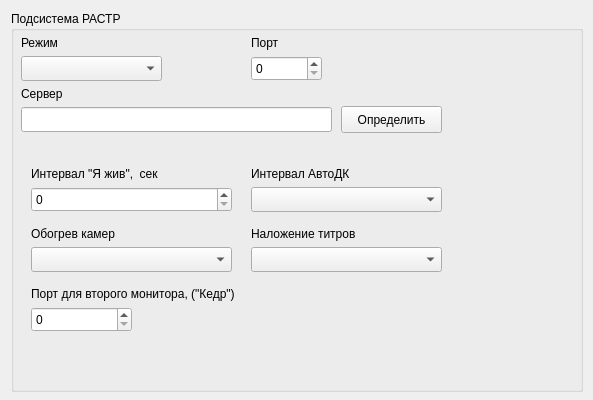
Above: m_cfg/rastr_widget.ui from xXRadioHeadXx/start7 before the change. Below: the same form after it.
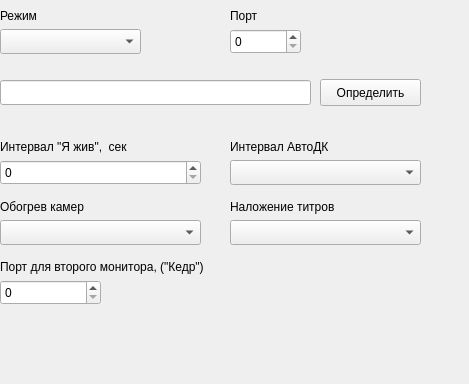
That is the form after the change.

Diff of the .ui file:
```diff
--- a/m_cfg/rastr_widget.ui
+++ b/m_cfg/rastr_widget.ui
@@ -6,30 +6,18 @@
    <rect>
     <x>0</x>
     <y>0</y>
-    <width>593</width>
-    <height>400</height>
+    <width>469</width>
+    <height>384</height>
    </rect>
   </property>
   <property name="windowTitle">
    <string>Form</string>
   </property>
-  <widget class="QGroupBox" name="groupBox">
-   <property name="geometry">
-    <rect>
-     <x>11</x>
-     <y>11</y>
-     <width>572</width>
-     <height>381</height>
-    </rect>
-   </property>
-   <property name="title">
-    <string>Подсистема РАСТР</string>
-   </property>
    <widget class="QLabel" name="label_85">
     <property name="geometry">
      <rect>
-      <x>10</x>
-      <y>19</y>
+     <x>0</x>
+     <y>3</y>
       <width>73</width>
       <height>25</height>
      </rect>
@@ -38,11 +26,44 @@
      <string>Режим</string>
     </property>
    </widget>
+  <widget class="QComboBox" name="AutoDkPeriod">
+   <property name="geometry">
+    <rect>
+     <x>230</x>
+     <y>160</y>
+     <width>191</width>
+     <height>25</height>
+    </rect>
+   </property>
+  </widget>
+  <widget class="QComboBox" name="dtInfoToJpg">
+   <property name="geometry">
+    <rect>
+     <x>230</x>
+     <y>220</y>
+     <width>191</width>
+     <height>25</height>
+    </rect>
+   </property>
+  </widget>
+  <widget class="QPushButton" name="pushButton">
+   <property name="geometry">
+    <rect>
+     <x>320</x>
+     <y>79</y>
+     <width>101</width>
+     <height>27</height>
+    </rect>
+   </property>
+   <property name="text">
+    <string>Определить</string>
+   </property>
+  </widget>
    <widget class="QComboBox" name="Use">
     <property name="geometry">
      <rect>
-      <x>10</x>
-      <y>45</y>
+     <x>0</x>
+     <y>29</y>
       <width>141</width>
       <height>25</height>
      </rect>
@@ -60,24 +81,24 @@
      </size>
     </property>
    </widget>
-   <widget class="QSpinBox" name="Port">
+  <widget class="QLabel" name="label_5">
     <property name="geometry">
      <rect>
-      <x>240</x>
-      <y>45</y>
-      <width>71</width>
+     <x>0</x>
+     <y>134</y>
+     <width>201</width>
       <height>25</height>
      </rect>
     </property>
-    <property name="maximum">
-     <number>9999</number>
+   <property name="text">
+    <string>Интервал &quot;Я жив&quot;,  сек</string>
     </property>
    </widget>
    <widget class="QLabel" name="label_3">
     <property name="geometry">
      <rect>
-      <x>240</x>
-      <y>19</y>
+     <x>230</x>
+     <y>3</y>
       <width>61</width>
       <height>25</height>
      </rect>
@@ -86,70 +107,70 @@
      <string>Порт</string>
     </property>
    </widget>
+  <widget class="QLabel" name="label_6">
+   <property name="geometry">
+    <rect>
+     <x>0</x>
+     <y>254</y>
+     <width>441</width>
+     <height>25</height>
+    </rect>
+   </property>
+   <property name="text">
+    <string>Порт для второго монитора, (&quot;Кедр&quot;)</string>
+   </property>
+  </widget>
    <widget class="QLineEdit" name="Name">
     <property name="geometry">
      <rect>
-      <x>10</x>
-      <y>96</y>
+     <x>0</x>
+     <y>80</y>
       <width>311</width>
       <height>25</height>
      </rect>
     </property>
    </widget>
-   <widget class="QLabel" name="label_4">
+  <widget class="QComboBox" name="ThermostatUse">
     <property name="geometry">
      <rect>
-      <x>10</x>
-      <y>70</y>
-      <width>61</width>
+     <x>0</x>
+     <y>220</y>
+     <width>201</width>
       <height>25</height>
      </rect>
     </property>
-    <property name="text">
-     <string>Сервер</string>
-    </property>
-   </widget>
-   <widget class="QPushButton" name="pushButton">
+  </widget>
+  <widget class="QSpinBox" name="Port2">
     <property name="geometry">
      <rect>
-      <x>330</x>
-      <y>95</y>
+     <x>0</x>
+     <y>280</y>
       <width>101</width>
-      <height>27</height>
-     </rect>
-    </property>
-    <property name="text">
-     <string>Определить</string>
-    </property>
-   </widget>
-   <widget class="QLabel" name="label_5">
+     <height>25</height>
+    </rect>
+   </property>
+   <property name="maximum">
+    <number>9999</number>
+   </property>
+  </widget>
+  <widget class="QLabel" name="label_88">
     <property name="geometry">
      <rect>
-      <x>20</x>
-      <y>150</y>
+     <x>230</x>
+     <y>194</y>
       <width>201</width>
       <height>25</height>
      </rect>
     </property>
     <property name="text">
-     <string>Интервал &quot;Я жив&quot;,  сек</string>
-    </property>
-   </widget>
-   <widget class="QSpinBox" name="KeepAliveInterval">
-    <property name="geometry">
-     <rect>
-      <x>20</x>
-      <y>176</y>
-      <width>201</width>
-      <height>25</height>
-     </rect>
+    <string>Наложение титров</string>
     </property>
    </widget>
    <widget class="QLabel" name="label_86">
     <property name="geometry">
      <rect>
-      <x>240</x>
-      <y>150</y>
+     <x>230</x>
+     <y>134</y>
       <width>201</width>
       <height>25</height>
      </rect>
@@ -158,11 +179,34 @@
      <string>Интервал АвтоДК</string>
     </property>
    </widget>
+  <widget class="QSpinBox" name="KeepAliveInterval">
+   <property name="geometry">
+    <rect>
+     <x>0</x>
+     <y>160</y>
+     <width>201</width>
+     <height>25</height>
+    </rect>
+   </property>
+  </widget>
+  <widget class="QSpinBox" name="Port">
+   <property name="geometry">
+    <rect>
+     <x>230</x>
+     <y>29</y>
+     <width>71</width>
+     <height>25</height>
+    </rect>
+   </property>
+   <property name="maximum">
+    <number>9999</number>
+   </property>
+  </widget>
    <widget class="QLabel" name="label_87">
     <property name="geometry">
      <rect>
-      <x>20</x>
-      <y>210</y>
+     <x>0</x>
+     <y>194</y>
       <width>201</width>
       <height>25</height>
      </rect>
@@ -170,76 +214,6 @@
     <property name="text">
      <string>Обогрев камер</string>
     </property>
-   </widget>
-   <widget class="QLabel" name="label_88">
-    <property name="geometry">
-     <rect>
-      <x>240</x>
-      <y>210</y>
-      <width>201</width>
-      <height>25</height>
-     </rect>
-    </property>
-    <property name="text">
-     <string>Наложение титров</string>
-    </property>
-   </widget>
-   <widget class="QSpinBox" name="Port2">
-    <property name="geometry">
-     <rect>
-      <x>20</x>
-      <y>296</y>
-      <width>101</width>
-      <height>25</height>
-     </rect>
-    </property>
-    <property name="maximum">
-     <number>9999</number>
-    </property>
-   </widget>
-   <widget class="QLabel" name="label_6">
-    <property name="geometry">
-     <rect>
-      <x>20</x>
-      <y>270</y>
-      <width>441</width>
-      <height>25</height>
-     </rect>
-    </property>
-    <property name="text">
-     <string>Порт для второго монитора, (&quot;Кедр&quot;)</string>
-    </property>
-   </widget>
-   <widget class="QComboBox" name="AutoDkPeriod">
-    <property name="geometry">
-     <rect>
-      <x>240</x>
-      <y>176</y>
-      <width>191</width>
-      <height>25</height>
-     </rect>
-    </property>
-   </widget>
-   <widget class="QComboBox" name="dtInfoToJpg">
-    <property name="geometry">
-     <rect>
-      <x>240</x>
-      <y>236</y>
-      <width>191</width>
-      <height>25</height>
-     </rect>
-    </property>
-   </widget>
-   <widget class="QComboBox" name="ThermostatUse">
-    <property name="geometry">
-     <rect>
-      <x>20</x>
-      <y>236</y>
-      <width>201</width>
-      <height>25</height>
-     </rect>
-    </property>
-   </widget>
   </widget>
  </widget>
  <resources/>
```
Lines whose indentation alone changed are shown as unchanged.
